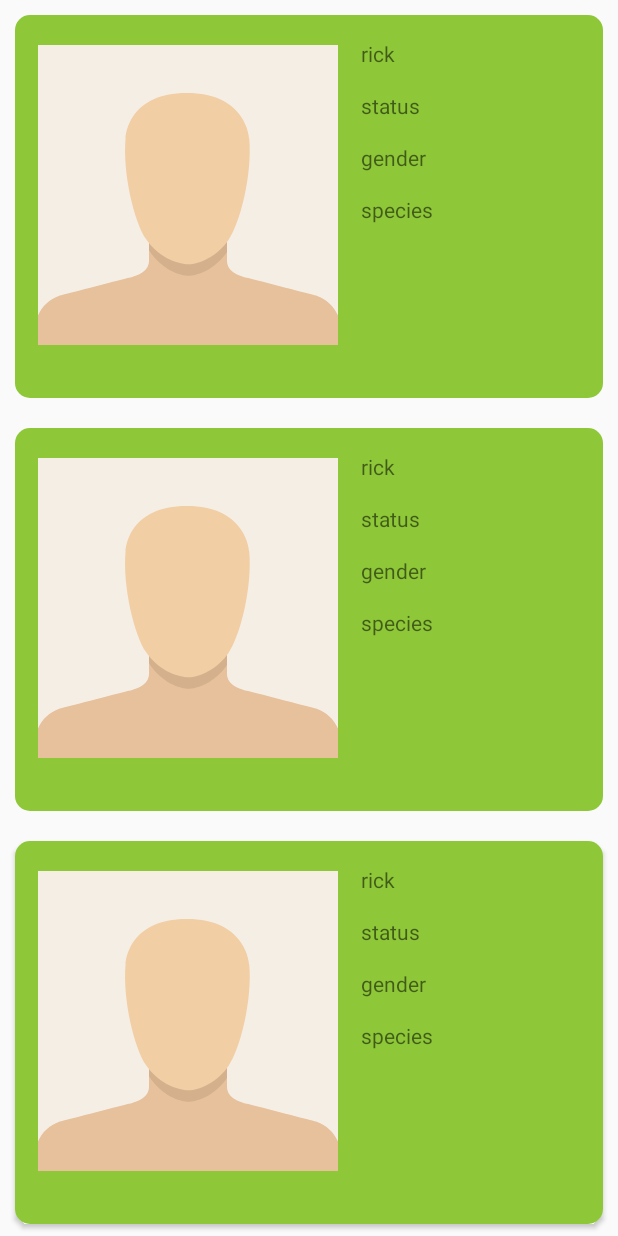
After one commit to Bandone23/LigupRickandMorty, an Android app: the layout fragment_character.xml on its own in the app's theme, with its tools: preview values and no code run, on a phone screen of 412 x 824 dp. The commit adds this screen. Run offline under Robolectric (Android 15) with nearby library versions, the phone set to English and light mode, and no system bars.

Commit message:
termino de vista para imagenes desde api

```diff
--- a/app/build.gradle
+++ b/app/build.gradle
@@ -132,11 +132,6 @@ dependencies {
     implementation "org.jetbrains.kotlin:kotlin-stdlib-jdk8:${kotlin_version}"
 
 
-    //debugImplementation "com.readystatesoftware.chuck:library:${versions.chuck}"
-    //releaseImplementation "com.readystatesoftware.chuck:library-no-op:${versions.chuck}"
-
-    //debugImplementation "com.squareup.leakcanary:leakcanary-android:${versions.leakcanary}"
-
     debugImplementation "com.amitshekhar.android:debug-db:${versions.debug_db}"
 
 
--- /dev/null
+++ b/app/src/main/res/drawable/ic_user_default.xml
@@ -0,0 +1,21 @@
+<vector xmlns:android="http://schemas.android.com/apk/res/android"
+    android:width="100dp"
+    android:height="100dp"
+    android:viewportWidth="100"
+    android:viewportHeight="100">
+  <path
+      android:pathData="M0,0h100v100h-100z"
+      android:fillColor="#F5EEE5"/>
+  <path
+      android:pathData="M63,71.9c0,4 4.7,5.2 7.1,5.8c7.6,2 22.8,5.9 22.8,5.9c3.2,1.1 5.7,3.5 7.1,6.6v9.8L0,100v-9.8c1.3,-3.1 3.9,-5.5 7.1,-6.6c0,0 15.2,-3.9 22.8,-5.9c2.4,-0.6 7.1,-1.8 7.1,-5.8c0,-4 0,-10.9 0,-10.9h26C63,61 63,67.9 63,71.9z"
+      android:fillColor="#E6C19C"/>
+  <group>
+    <clip-path android:pathData="M63,71.9c0,4 4.7,5.2 7.1,5.8c7.6,2 22.8,5.9 22.8,5.9c3.2,1.1 5.7,3.5 7.1,6.6v9.8L0,100v-9.8c1.3,-3.1 3.9,-5.5 7.1,-6.6c0,0 15.2,-3.9 22.8,-5.9c2.4,-0.6 7.1,-1.8 7.1,-5.8c0,-4 0,-10.9 0,-10.9h26C63,61 63,67.9 63,71.9z M 0,0"/>
+    <path
+        android:pathData="M50.2,11c0.1,0 0.1,0 0.2,0c0,0 0,0 0,0c3.3,0 8.2,0.2 11.4,2c3.3,1.9 7.3,5.6 8.5,12.1c2.4,13.7 -2.1,35.4 -6.3,42.4c-4,6.7 -9.8,9.2 -13.5,9.4c0,0 -0.1,0 -0.1,0c-0.1,0 -0.1,0 -0.2,0c-0.1,0 -0.1,0 -0.2,0c0,0 -0.1,0 -0.1,0c-3.7,-0.2 -9.5,-2.7 -13.5,-9.4c-4.2,-7 -8.7,-28.7 -6.3,-42.4c1.2,-6.5 5.2,-10.2 8.5,-12.1c3.2,-1.8 8.1,-2 11.4,-2c0,0 0,0 0,0C50.1,11 50.1,11 50.2,11L50.2,11z"
+        android:fillColor="#D4B08C"/>
+  </group>
+  <path
+      android:pathData="M49.6,16c19.1,0 20.7,13.8 20.8,15.1c1.1,11.9 -3,28.1 -6.8,33.7c-4,5.9 -9.8,8.1 -13.5,8.3c-0.2,0 -0.2,0 -0.3,0c-0.1,0 -0.1,0 -0.2,0C45.8,72.8 40,70.6 36,64.7c-3.8,-5.6 -7.9,-21.8 -6.8,-33.8C29.3,29.7 30.5,16 49.6,16z"
+      android:fillColor="#F2CEA5"/>
+</vector>
--- /dev/null
+++ b/app/src/main/res/layout/fragment_character.xml
@@ -0,0 +1,37 @@
+<?xml version="1.0" encoding="utf-8"?>
+<layout xmlns:android="http://schemas.android.com/apk/res/android"
+    xmlns:tools="http://schemas.android.com/tools"
+    xmlns:app="http://schemas.android.com/apk/res-auto"
+    tools:context=".ui.fragment.CharacterFragment">
+
+
+    <data>
+
+        <variable
+            name="viewModel"
+            type="com.example.liguprickandmorty.presentation.CharacterViewModel" />
+    </data>
+
+
+
+    <androidx.coordinatorlayout.widget.CoordinatorLayout
+        android:layout_width="match_parent"
+        android:layout_height="match_parent">
+
+        <androidx.recyclerview.widget.RecyclerView
+            android:id="@+id/recyclerRickAndMorty"
+            android:layout_width="match_parent"
+            android:layout_height="match_parent"
+            app:setAdapter="@{viewModel.adapter}"
+            tools:listitem="@layout/item_character" />
+
+        <ProgressBar
+            android:id="@+id/progress_circular"
+            android:layout_width="50dp"
+            android:layout_height="50dp"
+            android:layout_gravity="center"
+            android:visibility="gone"/>
+
+    </androidx.coordinatorlayout.widget.CoordinatorLayout>
+
+</layout>
--- /dev/null
+++ b/app/src/main/res/layout/item_character.xml
@@ -0,0 +1,101 @@
+<?xml version="1.0" encoding="utf-8"?>
+<layout xmlns:android="http://schemas.android.com/apk/res/android"
+    xmlns:app="http://schemas.android.com/apk/res-auto"
+    xmlns:tools="http://schemas.android.com/tools">
+
+    <data>
+        <variable
+            name="character"
+            type="com.example.liguprickandmorty.domain.model.CharacterList" />
+    </data>
+
+
+    <androidx.cardview.widget.CardView
+        android:id="@+id/card_character"
+        android:layout_width="match_parent"
+        android:layout_height="wrap_content"
+        android:background="#8ec838"
+        android:layout_marginStart="10dp"
+        android:layout_marginTop="10dp"
+        android:layout_marginEnd="10dp"
+        android:layout_marginBottom="10dp"
+        android:elevation="10dp"
+        app:cardCornerRadius="10dp">
+
+        <androidx.constraintlayout.widget.ConstraintLayout
+            android:id="@+id/container_song"
+            android:background="#8ec838"
+            android:layout_width="match_parent"
+            android:layout_height="wrap_content">
+
+            <ImageView
+                android:id="@+id/imageView"
+                android:layout_width="200dp"
+                android:layout_height="200dp"
+                android:layout_marginStart="15dp"
+                android:layout_marginTop="20dp"
+                android:layout_marginBottom="35dp"
+                android:src="@drawable/ic_user_default"
+                app:layout_constraintBottom_toBottomOf="parent"
+                app:layout_constraintStart_toStartOf="parent"
+                app:layout_constraintTop_toTopOf="parent" />
+
+            <TextView
+                android:id="@+id/name"
+                android:layout_width="0dp"
+                android:layout_height="wrap_content"
+                android:layout_marginStart="15dp"
+                android:layout_marginTop="16dp"
+                android:layout_marginEnd="5dp"
+                android:text="@{`Name: ` + character.name}"
+                app:layout_constraintEnd_toEndOf="parent"
+                app:layout_constraintHorizontal_bias="0.0"
+                app:layout_constraintStart_toEndOf="@+id/imageView"
+                app:layout_constraintTop_toTopOf="parent"
+                tools:text="rick" />
+
+
+            <TextView
+                android:id="@+id/textView"
+                android:layout_width="0dp"
+                android:layout_height="wrap_content"
+                android:layout_marginStart="15dp"
+                android:layout_marginTop="15dp"
+                android:layout_marginEnd="5dp"
+                android:text="@{`Status: `+character.status}"
+                app:layout_constraintEnd_toEndOf="parent"
+                app:layout_constraintStart_toEndOf="@+id/imageView"
+                app:layout_constraintTop_toBottomOf="@+id/name"
+                tools:text="status"/>
+
+            <TextView
+                android:layout_width="0dp"
+                android:layout_height="wrap_content"
+                android:layout_marginStart="15dp"
+                android:layout_marginTop="15dp"
+                android:layout_marginEnd="5dp"
+                android:text="@{`Species: `+character.species}"
+                app:layout_constraintEnd_toEndOf="parent"
+                app:layout_constraintStart_toEndOf="@+id/imageView"
+                app:layout_constraintTop_toBottomOf="@+id/textView2"
+                tools:text="species"/>
+
+            <TextView
+                android:id="@+id/textView2"
+                android:layout_width="0dp"
+                android:layout_height="wrap_content"
+                android:layout_marginStart="15dp"
+                android:layout_marginTop="15dp"
+                android:layout_marginEnd="5dp"
+                android:text="@{`Gender: `+character.gender}"
+                app:layout_constraintEnd_toEndOf="parent"
+                app:layout_constraintStart_toEndOf="@+id/imageView"
+                app:layout_constraintTop_toBottomOf="@+id/textView"
+                tools:text="gender"/>
+
+
+        </androidx.constraintlayout.widget.ConstraintLayout>
+
+    </androidx.cardview.widget.CardView>
+
+</layout>
--- a/app/src/main/res/values/strings.xml
+++ b/app/src/main/res/values/strings.xml
@@ -1,3 +1,6 @@
 <resources>
     <string name="app_name">LigupRickAndMorty</string>
+
+    <!-- TODO: Remove or change this placeholder text -->
+    <string name="hello_blank_fragment">Hello blank fragment</string>
 </resources>
```
Also changed, not shown: app/src/main/java/com/example/liguprickandmorty/presentation/CharacterViewModel.kt (+12 -0 lines), app/src/main/java/com/example/liguprickandmorty/ui/activity/BaseActivity.kt (added, +39 -0 lines), app/src/main/java/com/example/liguprickandmorty/ui/activity/BaseFragment.kt (added, +28 -0 lines), app/src/main/java/com/example/liguprickandmorty/ui/activity/MainActivity.kt (+8 -2 lines), app/src/main/java/com/example/liguprickandmorty/ui/adapter/CharacterAdapter.kt (added, +46 -0 lines), app/src/main/java/com/example/liguprickandmorty/ui/adapter/holder/CharacterHolder.kt (added, +20 -0 lines), app/src/main/java/com/example/liguprickandmorty/ui/fragment/CharacterFragment.kt (added, +100 -0 lines), app/src/main/java/com/example/liguprickandmorty/util/Resources.kt (added, +19 -0 lines), app/src/main/res/layout/activity_main.xml (+7 -8 lines).
